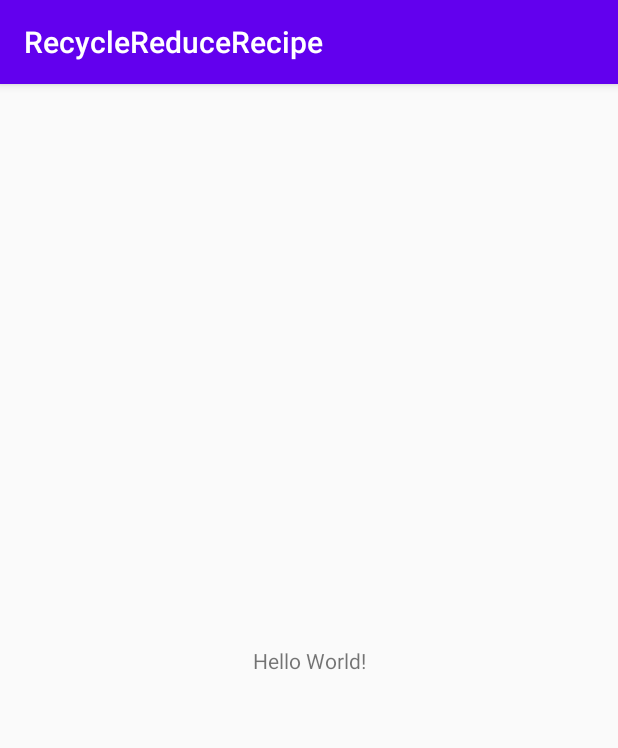
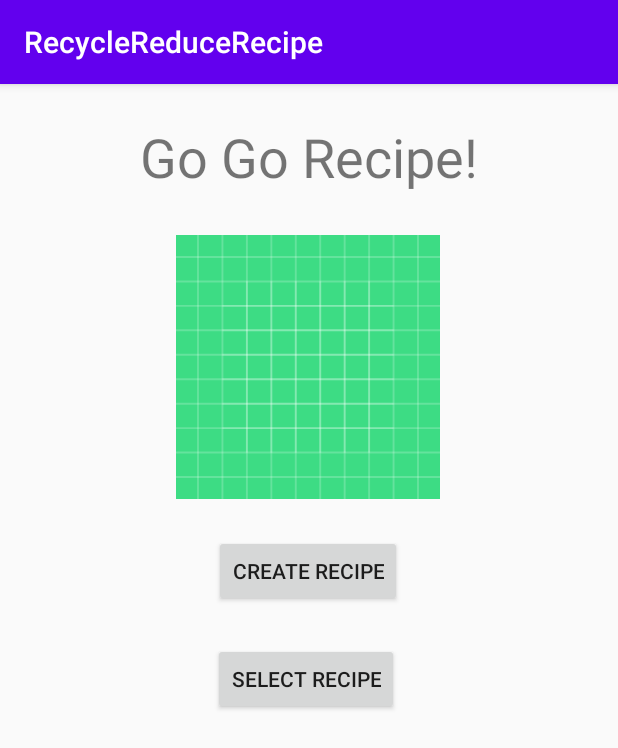
Before and after one commit to haitiangao/RecycleReduceRecipe, an Android app: the screen it shows after launch (MainActivity), on a phone screen of 412 x 824 dp. Shown: the top 748 px of the screen. Run offline under Robolectric (Android 15) with nearby library versions, the phone set to English and light mode, and no system bars.

Commit message:
made splash page

```diff
--- a/app/build.gradle
+++ b/app/build.gradle
@@ -10,7 +10,7 @@ android {
         targetSdkVersion 29
         versionCode 1
         versionName "1.0"
-
+        android.defaultConfig.vectorDrawables.useSupportLibrary = true
         testInstrumentationRunner "androidx.test.runner.AndroidJUnitRunner"
     }
 
--- a/app/src/main/java/com/example/recyclereducerecipe/MainActivity.java
+++ b/app/src/main/java/com/example/recyclereducerecipe/MainActivity.java
@@ -1,14 +1,33 @@
 package com.example.recyclereducerecipe;
 
 import androidx.appcompat.app.AppCompatActivity;
+import android.os.Bundle;
+import android.view.View;
 
-import android.os.Bundle;
 
 public class MainActivity extends AppCompatActivity {
+    View createRecipe;
+    View selectRecipe;
+
 
     @Override
     protected void onCreate(Bundle savedInstanceState) {
         super.onCreate(savedInstanceState);
         setContentView(R.layout.activity_main);
+
+        //createRecipe = findViewById(R.id.create);
+        //selectRecipe = findViewById(R.id.select);
+
     }
+
+    public void CreateThisRecipe(View view){
+        //TODO: go to creation view
+    }
+
+    public void GoToRecipeList(View view){
+        // TODO: go to recipelist view
+    }
+
+
+
 }
--- a/app/src/main/res/layout/activity_main.xml
+++ b/app/src/main/res/layout/activity_main.xml
@@ -6,13 +6,51 @@
     android:layout_height="match_parent"
     tools:context=".MainActivity">
 
-    <TextView
+
+
+    <Button
+        android:id="@+id/create"
         android:layout_width="wrap_content"
         android:layout_height="wrap_content"
-        android:text="Hello World!"
-        app:layout_constraintBottom_toBottomOf="parent"
-        app:layout_constraintLeft_toLeftOf="parent"
-        app:layout_constraintRight_toRightOf="parent"
+        android:layout_marginTop="24dp"
+        android:text="@string/create_recipe"
+        app:layout_constraintEnd_toEndOf="parent"
+        app:layout_constraintHorizontal_bias="0.498"
+        app:layout_constraintStart_toStartOf="parent"
+        app:layout_constraintTop_toBottomOf="@+id/imageView"
+        android:onClick="CreateThisRecipe"/>
+
+    <Button
+        android:id="@+id/select"
+        android:layout_width="wrap_content"
+        android:layout_height="wrap_content"
+        android:layout_marginTop="24dp"
+        android:text="@string/select_recipe"
+        app:layout_constraintEnd_toEndOf="parent"
+        app:layout_constraintHorizontal_bias="0.494"
+        app:layout_constraintStart_toStartOf="parent"
+        app:layout_constraintTop_toBottomOf="@+id/create"
+        android:onClick="GoToRecipeList"/>
+
+    <ImageView
+        android:id="@+id/imageView"
+        android:layout_width="180dp"
+        android:layout_height="176dp"
+        android:layout_marginTop="28dp"
+        app:layout_constraintEnd_toEndOf="parent"
+        app:layout_constraintHorizontal_bias="0.497"
+        app:layout_constraintStart_toStartOf="parent"
+        app:layout_constraintTop_toBottomOf="@+id/titleName"
+        app:srcCompat="@drawable/ic_launcher_background" />
+
+    <TextView
+        android:id="@+id/titleName"
+        android:layout_width="wrap_content"
+        android:layout_height="wrap_content"
+        android:layout_marginTop="24dp"
+        android:text="@string/titleString"
+        android:textSize="36sp"
+        app:layout_constraintEnd_toEndOf="parent"
+        app:layout_constraintStart_toStartOf="parent"
         app:layout_constraintTop_toTopOf="parent" />
-
 </androidx.constraintlayout.widget.ConstraintLayout>
--- a/app/src/main/res/values/strings.xml
+++ b/app/src/main/res/values/strings.xml
@@ -1,3 +1,6 @@
 <resources>
     <string name="app_name">RecycleReduceRecipe</string>
+    <string name="create_recipe">Create Recipe</string>
+    <string name="titleString">Go Go Recipe!</string>
+    <string name="select_recipe">Select Recipe</string>
 </resources>
```
